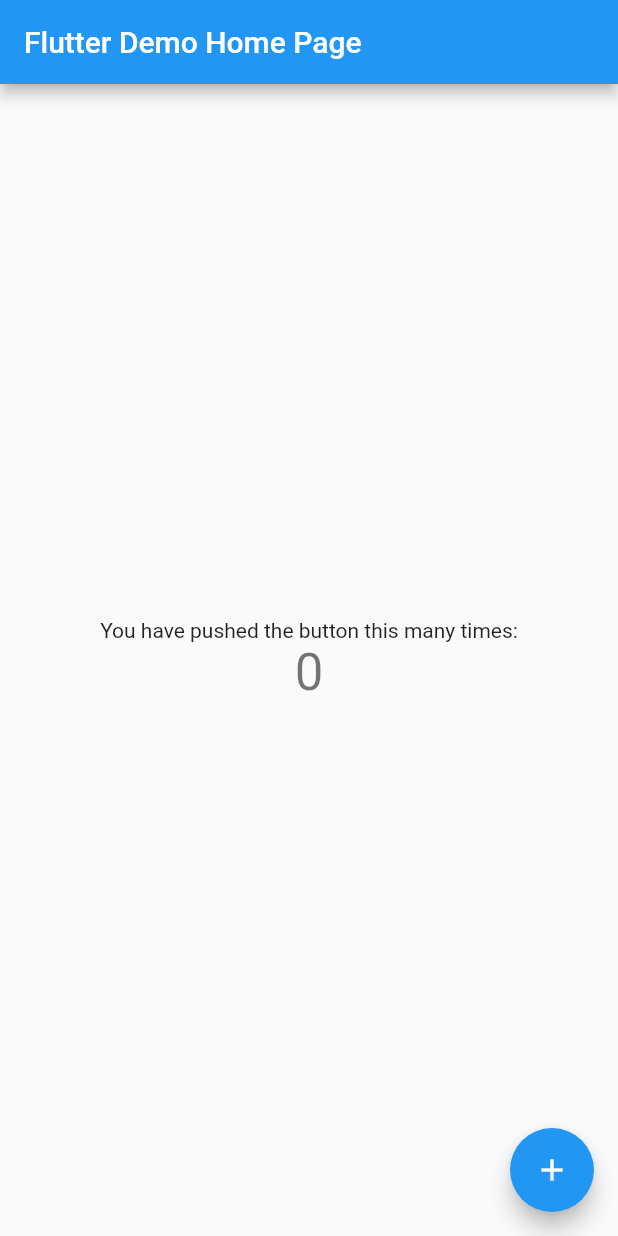
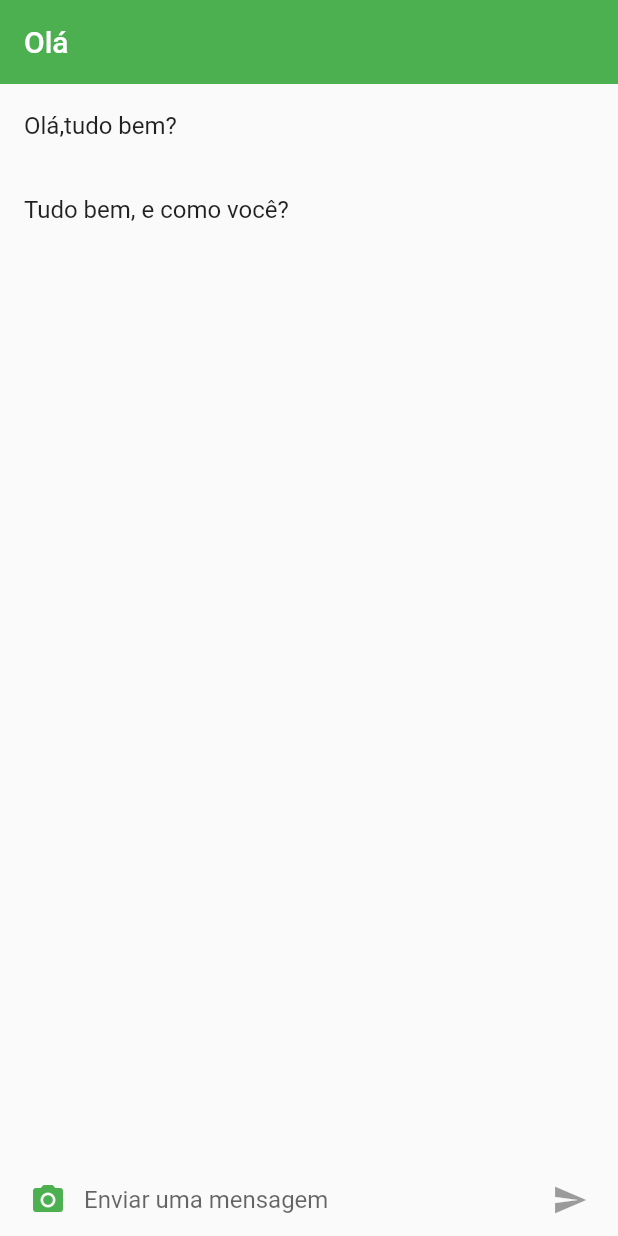
Before and after one commit to exceptionai/mobo, a Flutter app: the screen it shows after launch, on a phone screen of 412 x 824 dp. Run offline on Flutter 3.47's test engine with Material 2 defaults, Android fonts, the phone set to English and light mode, and no system bars; our stand-ins replace sqflite; accounts and stored records are empty.

Commit message:
prottttipo da tela de chat

```diff
--- /dev/null
+++ b/lib/components/text_composer.dart
@@ -0,0 +1,64 @@
+import 'package:flutter/material.dart';
+
+class TextComposer extends StatefulWidget {
+
+  TextComposer(this.sendMessage);
+
+  Function(String) sendMessage;
+
+  @override
+  _TextComposerState createState() => _TextComposerState();
+}
+
+class _TextComposerState extends State<TextComposer> {
+
+
+  final TextEditingController _controller = TextEditingController();
+  bool _isComposing = false;
+
+  void _reset(){
+     _controller.clear();
+      setState(() {
+        _isComposing = false;
+      });
+  }
+
+  @override
+  Widget build(BuildContext context) {
+    return Container(
+      margin: const EdgeInsets.symmetric(horizontal:8),
+      child: Row(
+        children: <Widget>[
+          IconButton(
+            icon: Icon(Icons.photo_camera),
+            onPressed: (){
+
+            },
+          ),
+          Expanded(
+            child: TextField(
+              controller: _controller,
+              decoration: InputDecoration.collapsed(hintText: "Enviar uma mensagem"),
+              onChanged: (text){
+                setState((){
+                   _isComposing = text.isNotEmpty;
+                });
+              },
+              onSubmitted: (text){
+                widget.sendMessage(text);
+                _reset();
+              },
+            ),
+          ),
+          IconButton(
+            icon:Icon(Icons.send),
+            onPressed: _isComposing ? (){
+              widget.sendMessage(_controller.text);
+              _reset();
+            } : null,
+          ),
+        ],
+      ),
+    );
+  }
+}
--- a/lib/main.dart
+++ b/lib/main.dart
@@ -1,4 +1,6 @@
 import 'package:flutter/material.dart';
+import 'package:mobo/repository/roommate_repository.dart';
+import 'package:mobo/screens/chat_screen.dart';
 
 void main() {
   runApp(MyApp());
@@ -9,109 +11,14 @@
   @override
   Widget build(BuildContext context) {
     return MaterialApp(
-      title: 'Flutter Demo',
+      title: 'Mobo app',
       theme: ThemeData(
-        // This is the theme of your application.
-        //
-        // Try running your application with "flutter run". You'll see the
-        // application has a blue toolbar. Then, without quitting the app, try
-        // changing the primarySwatch below to Colors.green and then invoke
-        // "hot reload" (press "r" in the console where you ran "flutter run",
-        // or simply save your changes to "hot reload" in a Flutter IDE).
-        // Notice that the counter didn't reset back to zero; the application
-        // is not restarted.
-        primarySwatch: Colors.blue,
-        // This makes the visual density adapt to the platform that you run
-        // the app on. For desktop platforms, the controls will be smaller and
-        // closer together (more dense) than on mobile platforms.
-        visualDensity: VisualDensity.adaptivePlatformDensity,
+        primarySwatch: Colors.green,
+        iconTheme: IconThemeData(
+          color: Colors.green,
+        ),
       ),
-      home: MyHomePage(title: 'Flutter Demo Home Page'),
+      home: ChatScreen(),
     );
   }
 }
-
-class MyHomePage extends StatefulWidget {
-  MyHomePage({Key key, this.title}) : super(key: key);
-
-  // This widget is the home page of your application. It is stateful, meaning
-  // that it has a State object (defined below) that contains fields that affect
-  // how it looks.
-
-  // This class is the configuration for the state. It holds the values (in this
-  // case the title) provided by the parent (in this case the App widget) and
-  // used by the build method of the State. Fields in a Widget subclass are
-  // always marked "final".
-
-  final String title;
-
-  @override
-  _MyHomePageState createState() => _MyHomePageState();
-}
-
-class _MyHomePageState extends State<MyHomePage> {
-  int _counter = 0;
-
-  void _incrementCounter() {
-    setState(() {
-      // This call to setState tells the Flutter framework that something has
-      // changed in this State, which causes it to rerun the build method below
-      // so that the display can reflect the updated values. If we changed
-      // _counter without calling setState(), then the build method would not be
-      // called again, and so nothing would appear to happen.
-      _counter++;
-    });
-  }
-
-  @override
-  Widget build(BuildContext context) {
-    // This method is rerun every time setState is called, for instance as done
-    // by the _incrementCounter method above.
-    //
-    // The Flutter framework has been optimized to make rerunning build methods
-    // fast, so that you can just rebuild anything that needs updating rather
-    // than having to individually change instances of widgets.
-    return Scaffold(
-      appBar: AppBar(
-        // Here we take the value from the MyHomePage object that was created by
-        // the App.build method, and use it to set our appbar title.
-        title: Text(widget.title),
-      ),
-      body: Center(
-        // Center is a layout widget. It takes a single child and positions it
-        // in the middle of the parent.
-        child: Column(
-          // Column is also a layout widget. It takes a list of children and
-          // arranges them vertically. By default, it sizes itself to fit its
-          // children horizontally, and tries to be as tall as its parent.
-          //
-          // Invoke "debug painting" (press "p" in the console, choose the
-          // "Toggle Debug Paint" action from the Flutter Inspector in Android
-          // Studio, or the "Toggle Debug Paint" command in Visual Studio Code)
-          // to see the wireframe for each widget.
-          //
-          // Column has various properties to control how it sizes itself and
-          // how it positions its children. Here we use mainAxisAlignment to
-          // center the children vertically; the main axis here is the vertical
-          // axis because Columns are vertical (the cross axis would be
-          // horizontal).
-          mainAxisAlignment: MainAxisAlignment.center,
-          children: <Widget>[
-            Text(
-              'You have pushed the button this many times:',
-            ),
-            Text(
-              '$_counter',
-              style: Theme.of(context).textTheme.headline4,
-            ),
-          ],
-        ),
-      ),
-      floatingActionButton: FloatingActionButton(
-        onPressed: _incrementCounter,
-        tooltip: 'Increment',
-        child: Icon(Icons.add),
-      ), // This trailing comma makes auto-formatting nicer for build methods.
-    );
-  }
-}
--- /dev/null
+++ b/lib/models/message_history_model.dart
@@ -0,0 +1,42 @@
+import 'package:flutter/material.dart';
+
+class MessageHistoryModel{
+
+  int id;
+  String content;
+  int fromUser;
+
+  static final String tableName = "message_histories";
+  static final String idColumn = "id_message_history";
+  static final String contentColumn = "content";
+  static final String fromUserColumn = "fromUser";
+
+  MessageHistoryModel();
+
+  MessageHistoryModel.withIdName(
+    {@required this.id,
+    @required this.content,
+    @required this.fromUser}
+  );
+
+  MessageHistoryModel.fromMap(Map map){
+    id = map[idColumn];
+    content = map[contentColumn];
+  }
+
+  Map toMap(){
+    Map<String,dynamic> map = {
+      idColumn : id,
+      contentColumn : content,
+      fromUserColumn : fromUser,
+    };
+    return map;
+  }
+
+  @override
+  String toString(){
+    return "class (id: $id, content: $content, from user ? $fromUser)";
+  }
+
+
+}
--- a/lib/repository/db_connection.dart
+++ b/lib/repository/db_connection.dart
@@ -1,6 +1,7 @@
 import 'dart:async';
 import 'dart:core';
 
+import 'package:mobo/models/message_history_model.dart';
 import 'package:path/path.dart';
 import 'package:sqflite/sqflite.dart';
 import 'package:mobo/models/roommate_model.dart';
@@ -32,12 +33,21 @@
       """CREATE TABLE ${RoommateModel.tableName}(
           ${RoommateModel.idColumn} INTEGER PRIMARY KEY,
           ${RoommateModel.nameColumn} TEXT);""",
+
+      """CREATE TABLE ${MessageHistoryModel.tableName}(
+          ${MessageHistoryModel.idColumn} INTEGER PRIMARY KEY,
+          ${MessageHistoryModel.contentColumn} TEXT,
+          ${MessageHistoryModel.fromUserColumn} INTEGER);""",
     ];
 
     List<String> inserts = [
 
       """INSERT INTO ${RoommateModel.tableName} (${RoommateModel.idColumn},
         ${RoommateModel.nameColumn}) VALUES (1,'Lopinho');""",
+      """INSERT INTO ${MessageHistoryModel.tableName} (${MessageHistoryModel.idColumn},
+        ${MessageHistoryModel.contentColumn},${MessageHistoryModel.fromUserColumn}) VALUES (1,'Olá,tudo bem?',1);""",
+        """INSERT INTO ${MessageHistoryModel.tableName} (${MessageHistoryModel.idColumn},
+        ${MessageHistoryModel.contentColumn},${MessageHistoryModel.fromUserColumn}) VALUES (2,'Tudo bem, e como você?',0);""",
     ];
 
     return await openDatabase(path, version: 1, onConfigure: _onConfigure, onCreate: (Database db, int newerVersion) async {
--- /dev/null
+++ b/lib/screens/chat_screen.dart
@@ -0,0 +1,100 @@
+import 'dart:async';
+
+import 'package:flutter/material.dart';
+import 'package:mobo/components/text_composer.dart';
+import 'package:mobo/models/message_history_model.dart';
+import 'package:mobo/repository/db_connection.dart';
+import 'package:mobo/repository/message_history_repository.dart';
+
+class ChatScreen extends StatefulWidget {
+  @override
+  _ChatScreenState createState() => _ChatScreenState();
+}
+
+class _ChatScreenState extends State<ChatScreen> {
+
+  void _sendMessage(String text) async{
+    MessageHistoryModel model = MessageHistoryModel();
+    model.content = text;
+    model.fromUser = 1;
+    model = await MessageHistoryRepository().saveMessageHistory(model);
+    setState(() {
+
+    });
+    print(model.toString());
+  }
+
+  @override
+  Widget build(BuildContext context) {
+
+   //StreamController<MessageHistoryModel> _messageListController = StreamController<MessageHistoryModel>();
+   //Stream<MessageHistoryModel> allMessages = _messageListController.stream;
+
+   /*void _listAll() async {
+     for(MessageHistoryModel model in await MessageHistoryRepository().getAllMessageHistory()){
+       _messageListController.sink.add(model);
+     }
+   }*/
+
+   //_listAll();
+
+   return Scaffold(
+      appBar: AppBar(
+        title:Text('Olá'),
+        elevation: 0,
+      ),
+      body: Column(
+        children: <Widget>[
+          Expanded(
+            child: FutureBuilder<List<MessageHistoryModel>>(
+              future: MessageHistoryRepository().getAllMessageHistory(),
+              builder: (BuildContext context, AsyncSnapshot<List<MessageHistoryModel>> snapshot){
+                if(snapshot.hasData){
+                  return ListView.builder(
+                    itemCount: snapshot.data.length,
+                    itemBuilder: (BuildContext context, int index){
+                      MessageHistoryModel message = snapshot.data[index];
+                      return ListTile(
+                        title: Text(message.content),
+                      );
+                    },
+                    reverse: false,
+                  );
+                } else {
+                  return Center (child: CircularProgressIndicator());
+                }
+              }
+            ),
+
+              /*StreamBuilder(
+              stream: allMessages,
+              builder: (context,snapshot){
+                switch(snapshot.connectionState){
+                  case ConnectionState.none:
+                  case ConnectionState.waiting:
+                    return Center(
+                      child: CircularProgressIndicator(),
+                    );
+                  default:
+                    List<DocumentSnapshot> documents = snapshot.data.documents;
+
+                  return ListView.builder(
+                    itemCount: documents.length,
+                    reverse: true,
+                    itemBuilder: (context, index){
+                      return ListTile(
+                        title: Text(documents[index].data['content']),
+                      );
+                    }
+                  );
+                }
+
+              }
+            ),*/
+          ),
+          TextComposer(_sendMessage),
+        ],
+      ),
+    );
+  }
+}
```
Also changed, not shown: lib/repository/message_history_repository.dart (added, +63 -0 lines).
